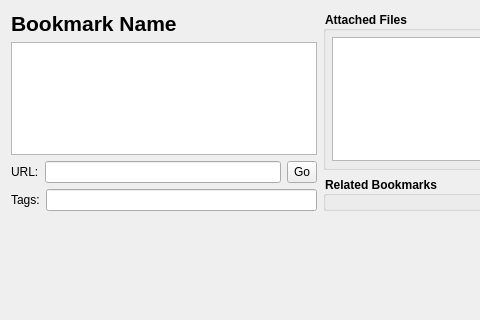
Before: the Qt Designer form Bookmarks/BookmarkViewDialog.ui in hossein/BookmarkManager, drawn with Qt 5; both pictures show x 0 to 480 and y 0 to 320 of the 640 by 480 pixel window.
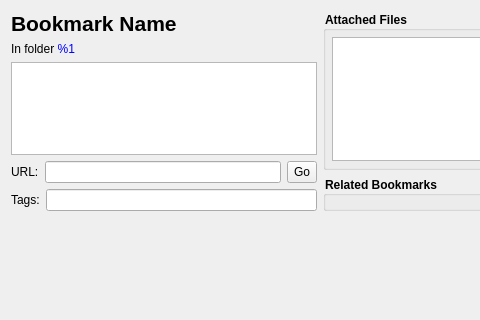
After: the same form once the commit is applied. Icons and pictures are not drawn. Custom widgets are drawn as their Qt base class.

Commit message: Show bookmark's folder name in Bookmark Edit and View dialogs

Diff of the .ui file:
```diff
--- a/Bookmarks/BookmarkViewDialog.ui
+++ b/Bookmarks/BookmarkViewDialog.ui
@@ -92,6 +92,13 @@
            </item>
           </layout>
          </item>
+         <item>
+          <widget class="QLabel" name="lblFolderLocation">
+           <property name="text">
+            <string>In folder &lt;span style=&quot;color:blue;&quot;&gt;%1&lt;/span&gt;</string>
+           </property>
+          </widget>
+         </item>
          <item>
           <widget class="QTextEdit" name="txtDesc">
            <property name="readOnly">
```
Left out of the diff: 4 changed lines with no effect on the pictures. The commit also changes 6 other files.
